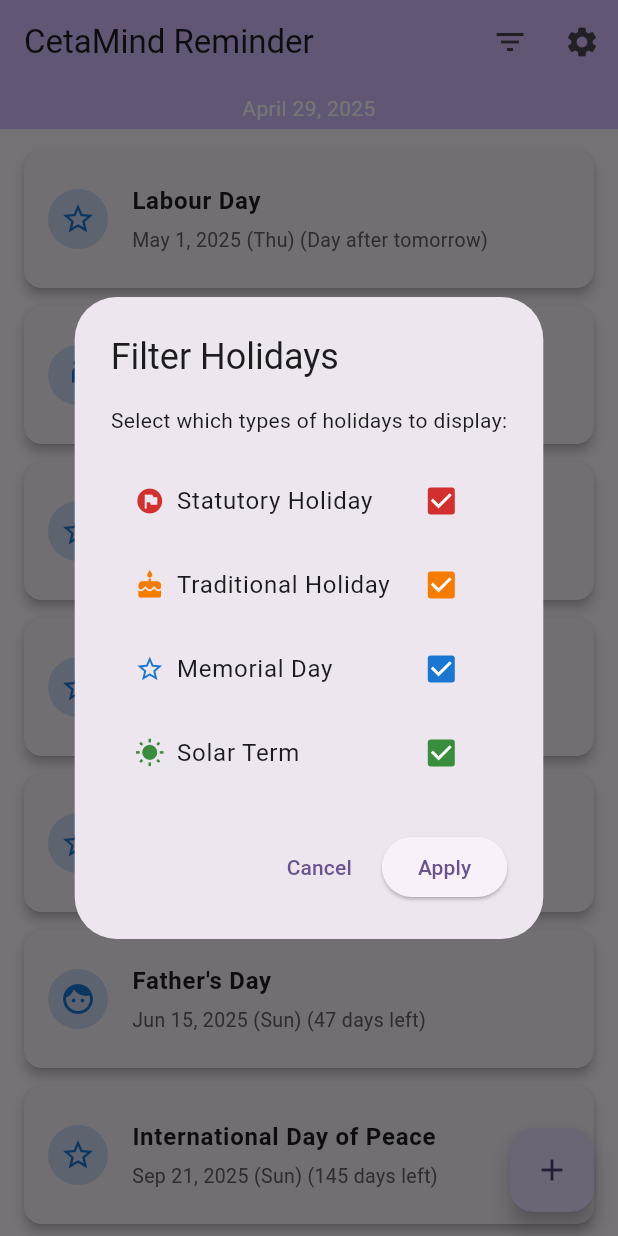
After one commit to deloog/jinlin, a Flutter app: the screen it shows after launch, after a tap on the "filter list" icon, on a phone screen of 412 x 824 dp. The commit adds this screen. Run offline on Flutter 3.47's test engine with Material 3 defaults, Android fonts, the light colour scheme and no system bars; our stand-ins replace file_picker, flutter_dotenv, permission_handler, share_plus, shared_preferences, speech_to_text; missing offline and left inert: lunar; generated files the repository leaves out were written again.

Commit message:
实现节日筛选功能：1. 创建节日筛选对话框，允许用户选择显示哪些类型的节日；2. 在AppBar中添加筛选按钮；3. 修改节日加载逻辑，根据筛选状态过滤节日；4. 更新本地化字符串，添加筛选相关文本

```diff
--- /dev/null
+++ b/lib/holiday_filter_dialog.dart
@@ -0,0 +1,116 @@
+import 'package:flutter/material.dart';
+import 'package:flutter_gen/gen_l10n/app_localizations.dart';
+import 'package:jinlin_app/special_date.dart';
+
+class HolidayFilterDialog extends StatefulWidget {
+  final Set<SpecialDateType> selectedTypes;
+  final Function(Set<SpecialDateType>) onApply;
+
+  const HolidayFilterDialog({
+    Key? key,
+    required this.selectedTypes,
+    required this.onApply,
+  }) : super(key: key);
+
+  @override
+  State<HolidayFilterDialog> createState() => _HolidayFilterDialogState();
+}
+
+class _HolidayFilterDialogState extends State<HolidayFilterDialog> {
+  late Set<SpecialDateType> _selectedTypes;
+
+  @override
+  void initState() {
+    super.initState();
+    // 创建一个副本，避免直接修改传入的集合
+    _selectedTypes = Set.from(widget.selectedTypes);
+  }
+
+  @override
+  Widget build(BuildContext context) {
+    final l10n = AppLocalizations.of(context);
+    final theme = Theme.of(context);
+
+    return AlertDialog(
+      title: Text(l10n.holidayFilterTitle),
+      content: SingleChildScrollView(
+        child: Column(
+          mainAxisSize: MainAxisSize.min,
+          crossAxisAlignment: CrossAxisAlignment.start,
+          children: [
+            Text(
+              l10n.holidayFilterDescription,
+              style: theme.textTheme.bodyMedium,
+            ),
+            const SizedBox(height: 16),
+            _buildCheckboxTile(
+              SpecialDateType.statutory,
+              l10n.statutoryHoliday,
+              Colors.red[700]!,
+              Icons.flag_circle,
+            ),
+            _buildCheckboxTile(
+              SpecialDateType.traditional,
+              l10n.traditionalHoliday,
+              Colors.orange[700]!,
+              Icons.cake,
+            ),
+            _buildCheckboxTile(
+              SpecialDateType.memorial,
+              l10n.memorialDay,
+              Colors.blue[700]!,
+              Icons.star_border,
+            ),
+            _buildCheckboxTile(
+              SpecialDateType.solarTerm,
+              l10n.solarTerm,
+              Colors.green[700]!,
+              Icons.wb_sunny,
+            ),
+          ],
+        ),
+      ),
+      actions: [
+        TextButton(
+          onPressed: () => Navigator.of(context).pop(),
+          child: Text(l10n.cancelButton),
+        ),
+        ElevatedButton(
+          onPressed: () {
+            widget.onApply(_selectedTypes);
+            Navigator.of(context).pop();
+          },
+          child: Text(l10n.applyButton),
+        ),
+      ],
+    );
+  }
+
+  Widget _buildCheckboxTile(
+    SpecialDateType type,
+    String title,
+    Color color,
+    IconData icon,
+  ) {
+    return CheckboxListTile(
+      title: Row(
+        children: [
+          Icon(icon, color: color, size: 20),
+          const SizedBox(width: 8),
+          Text(title),
+        ],
+      ),
+      value: _selectedTypes.contains(type),
+      activeColor: color,
+      onChanged: (bool? value) {
+        setState(() {
+          if (value == true) {
+            _selectedTypes.add(type);
+          } else {
+            _selectedTypes.remove(type);
+          }
+        });
+      },
+    );
+  }
+}
--- a/lib/l10n/app_localizations_en.arb
+++ b/lib/l10n/app_localizations_en.arb
@@ -263,5 +263,12 @@
   "holidayTaboos": "Things to Avoid",
   "genericTaboo1": "Avoid discussing negative topics during the celebration",
   "genericTaboo2": "Avoid certain foods or activities that may be considered inappropriate",
-  "genericTaboo3": "Respect local customs and traditions"
+  "genericTaboo3": "Respect local customs and traditions",
+
+  "holidayFilterTitle": "Filter Holidays",
+  "holidayFilterDescription": "Select which types of holidays to display:",
+  "solarTerm": "Solar Term",
+  "applyButton": "Apply",
+  "cancelButton": "Cancel",
+  "filterHolidays": "Filter"
   }
--- a/lib/l10n/app_localizations_zh.arb
+++ b/lib/l10n/app_localizations_zh.arb
@@ -253,5 +253,12 @@
   "holidayTaboos": "节日禁忌",
   "genericTaboo1": "避免在庆祝活动中讨论负面话题",
   "genericTaboo2": "避免某些可能被认为不适当的食物或活动",
-  "genericTaboo3": "尊重当地习俗和传统"
+  "genericTaboo3": "尊重当地习俗和传统",
+
+  "holidayFilterTitle": "筛选节日",
+  "holidayFilterDescription": "选择要显示的节日类型：",
+  "solarTerm": "节气",
+  "applyButton": "应用",
+  "cancelButton": "取消",
+  "filterHolidays": "筛选"
   }
--- a/lib/main.dart
+++ b/lib/main.dart
@@ -18,6 +18,7 @@ import 'utils/date_formatter.dart';
 import 'package:jinlin_app/data/holidays_cn.dart'; // 中国节日数据
 import 'package:jinlin_app/data/holidays_intl.dart' as intl_holidays; // 国际节日数据
 import 'package:jinlin_app/data/holidays_asia.dart' as asia_holidays; // 亚洲节日数据
+import 'package:jinlin_app/holiday_filter_dialog.dart'; // 节日筛选对话框
 import 'package:jinlin_app/special_date.dart';       // <--- 添加这行
 import 'timeline_item.dart';
 
@@ -119,6 +120,14 @@ class _MyHomePageState extends State<MyHomePage> {
   List<Reminder> _reminders = [];
   bool _isLoading = true;
   List<TimelineItem> _sortedTimelineItems = [];
+
+  // 节日筛选状态
+  Set<SpecialDateType> _selectedHolidayTypes = {
+    SpecialDateType.statutory,
+    SpecialDateType.traditional,
+    SpecialDateType.memorial,
+    SpecialDateType.solarTerm,
+  };
 
   @override
   void initState() {
@@ -374,6 +383,15 @@ if (result is Reminder) { // --- 处理单个添加/编辑的情况 ---
          backgroundColor: Theme.of(context).colorScheme.inversePrimary,
          title: Text(l10n.appTitle),
          actions: [
+            // 节日筛选按钮
+            IconButton(
+              icon: const Icon(Icons.filter_list),
+              tooltip: l10n.filterHolidays,
+              onPressed: () {
+                _showHolidayFilterDialog();
+              },
+            ),
+            // 设置按钮
             IconButton(
               icon: const Icon(Icons.settings),
               tooltip: l10n.settingsTooltip,
@@ -1070,7 +1088,10 @@ Future<void> _prepareTimelineItems() async {
       regionHolidays = intl_holidays.getHolidaysForRegion(context, region); // 来自 holidays_intl.dart
     }
 
+    // 根据筛选状态过滤节日
     for (var holiday in regionHolidays) {
+      // 检查节日类型是否在筛选列表中
+      if (_selectedHolidayTypes.contains(holiday.type)) {
         DateTime? occurrence = holiday.getUpcomingOccurrence(now);
         if (occurrence != null) {
           combinedItems.add(TimelineItem(
@@ -1078,6 +1099,7 @@ Future<void> _prepareTimelineItems() async {
             itemType: TimelineItemType.holiday,
             originalObject: holiday,
           ));
+        }
       }
     }
   } catch (e) {
@@ -1128,4 +1150,21 @@ Future<void> _prepareTimelineItems() async {
       default: return num.toString();
     }
   }
+
+  // 显示节日筛选对话框
+  void _showHolidayFilterDialog() {
+    showDialog(
+      context: context,
+      builder: (context) => HolidayFilterDialog(
+        selectedTypes: _selectedHolidayTypes,
+        onApply: (selectedTypes) {
+          setState(() {
+            _selectedHolidayTypes = selectedTypes;
+          });
+          // 重新加载节日列表
+          _prepareTimelineItems();
+        },
+      ),
+    );
+  }
 } // _MyHomePageState 类结束
```
Lines whose indentation alone changed are shown as unchanged.
